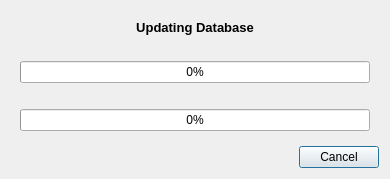
The window that src/updateprogressdialog.ui (ThomasBrixLarsen/serieswatcher) describes before a commit, drawn with Qt 5.
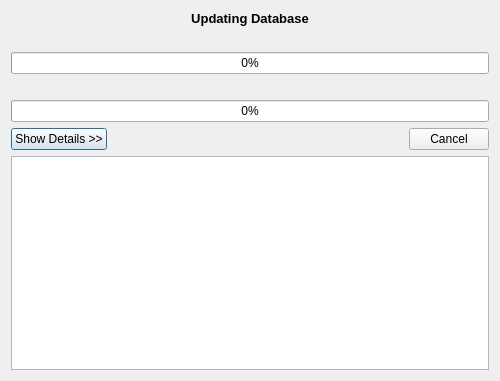
The same window after the commit. The open tabs and pages were chosen to show the change.

Commit message: progress: rework progress dialog ui

```diff
--- a/src/updateprogressdialog.ui
+++ b/src/updateprogressdialog.ui
@@ -6,22 +6,15 @@
    <rect>
     <x>0</x>
     <y>0</y>
-    <width>390</width>
-    <height>150</height>
+    <width>500</width>
+    <height>381</height>
    </rect>
   </property>
   <property name="windowTitle">
    <string>Dialog</string>
   </property>
-  <layout class="QGridLayout" name="gridLayout_2">
-   <item row="0" column="0">
-    <widget class="QStackedWidget" name="stackedWidget">
-     <property name="currentIndex">
-      <number>1</number>
-     </property>
-     <widget class="QWidget" name="page">
       <layout class="QGridLayout" name="gridLayout">
-       <item row="0" column="0">
+   <item row="0" column="0" colspan="2">
         <widget class="QLabel" name="label">
          <property name="font">
           <font>
@@ -38,46 +31,42 @@
          </property>
         </widget>
        </item>
-       <item row="1" column="0">
+   <item row="1" column="0" colspan="2">
         <widget class="QLabel" name="downloadLabel">
          <property name="text">
           <string/>
          </property>
         </widget>
        </item>
-       <item row="2" column="0">
+   <item row="2" column="0" colspan="2">
         <widget class="QProgressBar" name="downloadBar">
          <property name="value">
           <number>0</number>
          </property>
         </widget>
        </item>
-       <item row="3" column="0">
+   <item row="3" column="0" colspan="2">
         <widget class="QLabel" name="parseLabel">
          <property name="text">
           <string/>
          </property>
         </widget>
        </item>
-       <item row="4" column="0">
+   <item row="4" column="0" colspan="2">
         <widget class="QProgressBar" name="parseBar">
          <property name="value">
           <number>0</number>
          </property>
         </widget>
        </item>
-      </layout>
-     </widget>
-     <widget class="QWidget" name="page_2">
-      <layout class="QGridLayout" name="gridLayout_3">
-       <item row="0" column="0">
-        <widget class="QListWidget" name="listWidget"/>
-       </item>
-      </layout>
-     </widget>
-    </widget>
-   </item>
-   <item row="1" column="0">
+   <item row="5" column="0">
+    <widget class="QPushButton" name="detailsButton">
+     <property name="text">
+      <string>Show Details &gt;&gt;</string>
+     </property>
+    </widget>
+   </item>
+   <item row="5" column="1">
     <widget class="QDialogButtonBox" name="buttonBox">
      <property name="orientation">
       <enum>Qt::Horizontal</enum>
@@ -87,6 +76,9 @@
      </property>
     </widget>
    </item>
+   <item row="6" column="0" colspan="2">
+    <widget class="QListWidget" name="listWidget"/>
+   </item>
   </layout>
  </widget>
  <resources/>
```
Lines whose indentation alone changed are shown as unchanged. The commit also changes 2 other files.
